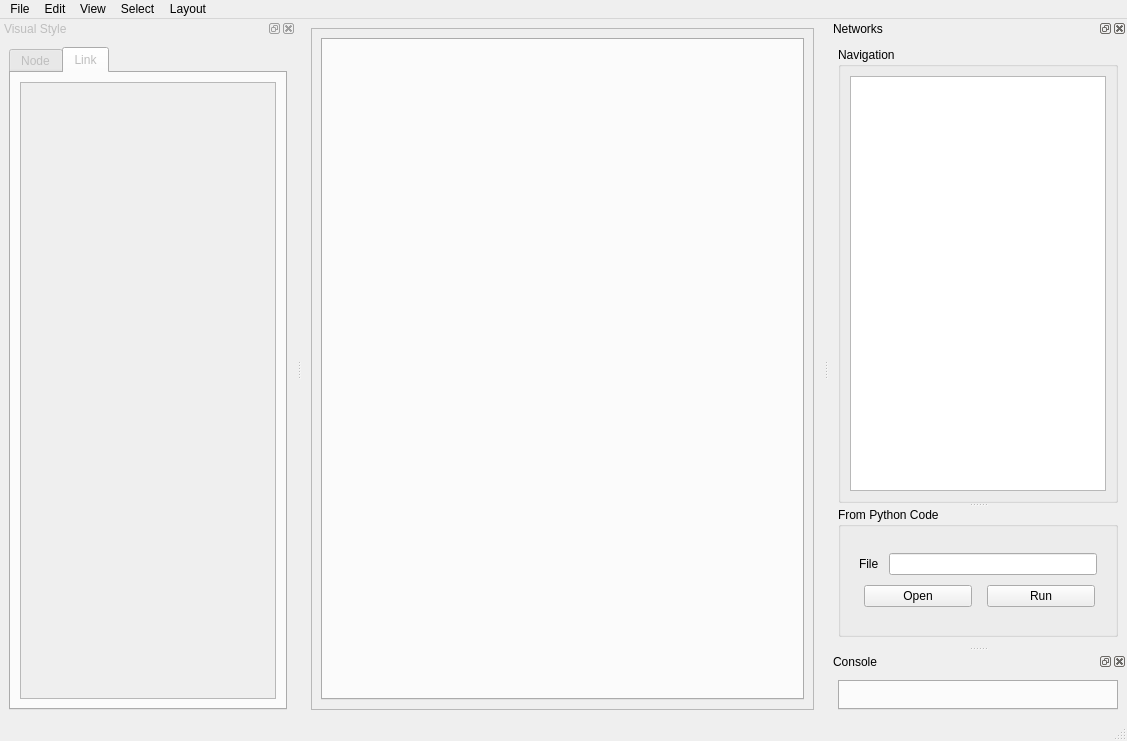
dwgoon/nezzle, file nezzle/ui/ui_mainwindow.ui: the form before one commit.
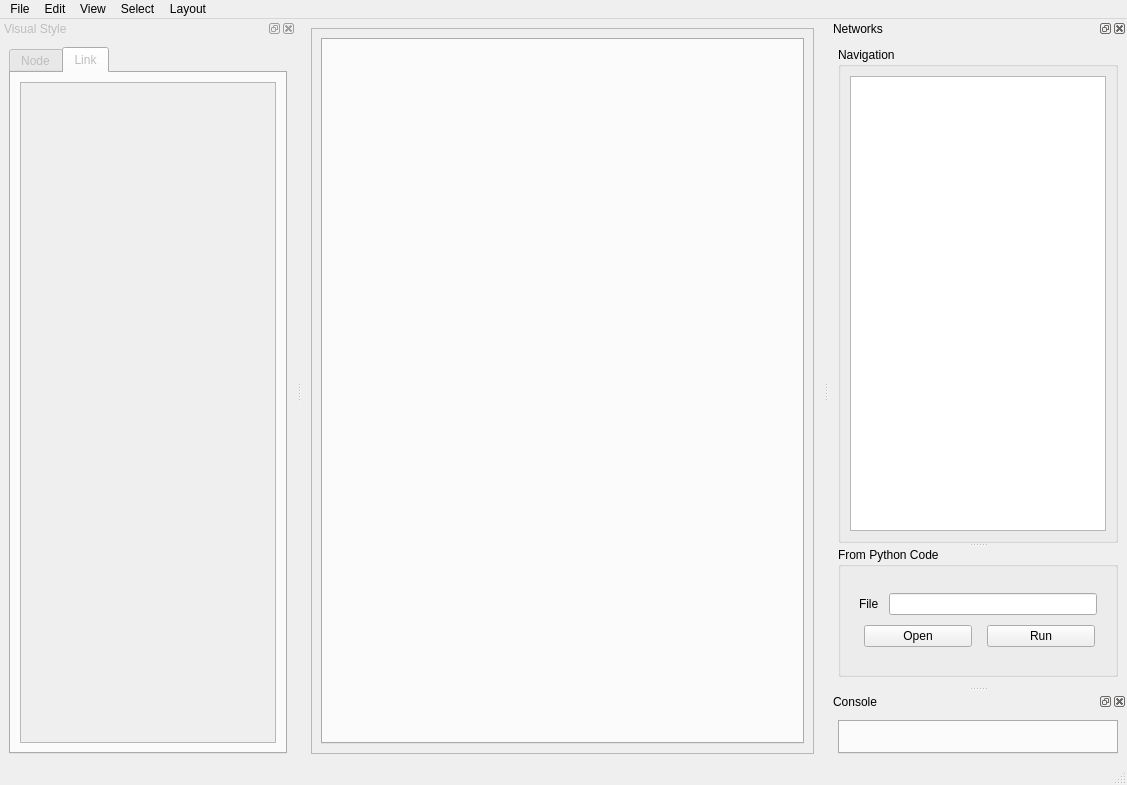
The form after the commit. The open tabs and pages were chosen to show the change. Custom widgets are drawn as their Qt base class.

Patch:
```diff
--- a/nezzle/ui/ui_mainwindow.ui
+++ b/nezzle/ui/ui_mainwindow.ui
@@ -7,7 +7,7 @@
     <x>0</x>
     <y>0</y>
     <width>1127</width>
-    <height>741</height>
+    <height>785</height>
    </rect>
   </property>
   <property name="windowTitle">
```
Left out of the diff: 3 changed lines with no effect on the pictures.
